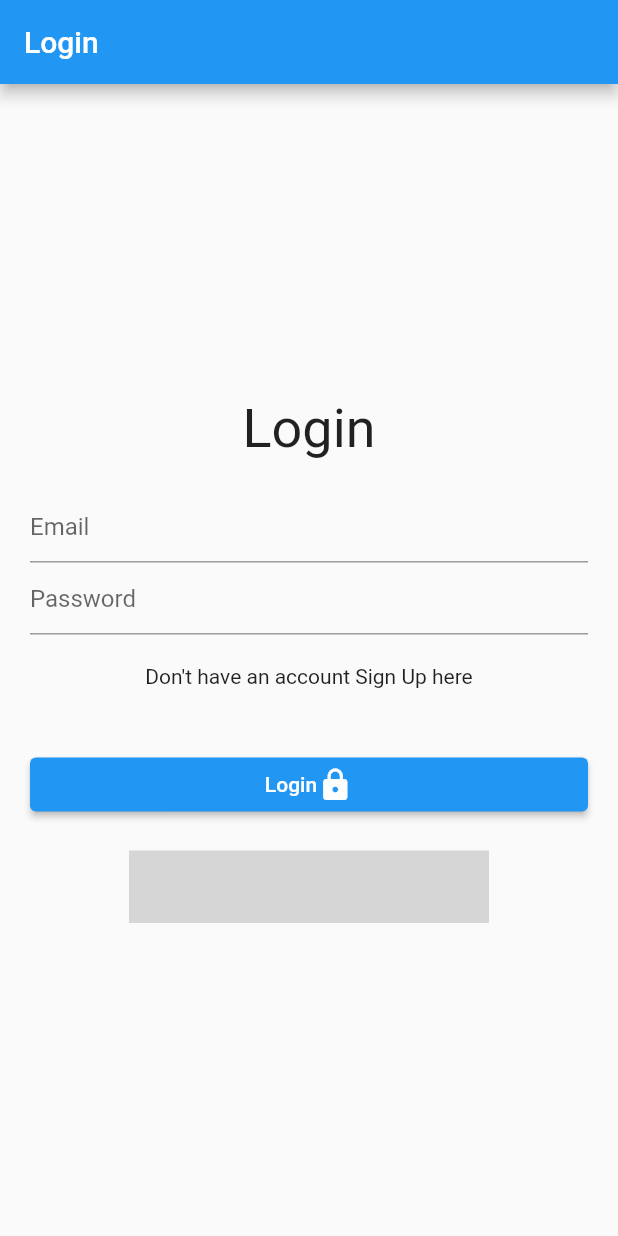
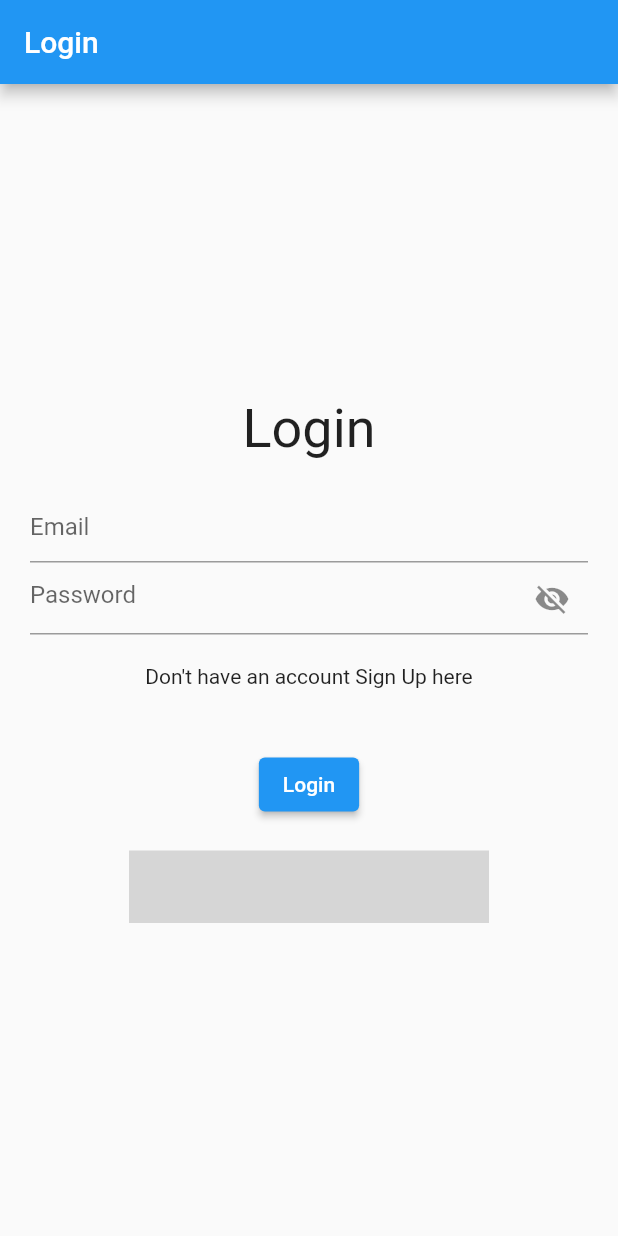
Before and after one commit to yuvraajnarula/socialApp, a Flutter app: the screen it shows after launch, on a phone screen of 412 x 824 dp. Run offline on Flutter 3.47's test engine with Material 2 defaults, Android fonts, the phone set to English and light mode, and no system bars; our stand-ins replace email_validator, firebase_auth, firebase_core; missing offline and left inert: sign_button; accounts and stored records are empty; grey boxes are pictures that could not be loaded.

```diff
--- a/lib/screens/login.dart
+++ b/lib/screens/login.dart
@@ -1,13 +1,19 @@
 import 'package:flutter/material.dart';
 import 'package:sign_button/sign_button.dart';
+import 'package:firebase_auth/firebase_auth.dart';
+import 'package:email_validator/email_validator.dart';
 
 class LoginPage extends StatefulWidget {
-  static String id = "Login";
   @override
   _LoginPageState createState() => _LoginPageState();
 }
 
 class _LoginPageState extends State<LoginPage> {
+  final _auth = FirebaseAuth.instance;
+  String email;
+  String pass;
+  bool passHidden = true;
+  bool loading;
   @override
   Widget build(BuildContext context) {
     return Scaffold(
@@ -33,42 +39,63 @@ class _LoginPageState extends State<LoginPage> {
                   decoration: InputDecoration(
                     hintText: 'Email',
                   ),
+                  onSaved: (val) {
+                    email = val;
+                  },
+                  validator: (val) {
+                    if (val.isEmpty) {
+                      return 'Email cant be empty';
+                    }
+                    if (!EmailValidator.validate(val)) {
+                      return 'Please enter a valid email address';
+                    } else {
+                      return null;
+                    }
+                  },
                   keyboardType: TextInputType.emailAddress,
                 ),
                 TextFormField(
                   decoration: InputDecoration(
                       hintText: 'Password',
-                ),
-                obscureText: true,
+                      suffixIcon: IconButton(
+                          onPressed: () {
+                            setState(() {
+                              passHidden = !passHidden;
+                            });
+                          },
+                          icon: Icon(passHidden
+                              ? Icons.visibility_off
+                              : Icons.visibility))),
+                  onSaved: (val) {
+                    pass = val;
+                  },
+                  validator: (val) {
+                    if (val.isEmpty) {
+                      return 'Password cannot be empty';
+                    }
+                    if (val.length < 6) {
+                      return 'Password cannot be less than 6 characters';
+                    } else {
+                      return null;
+                    }
+                  },
+                  obscureText: passHidden,
                   keyboardType: TextInputType.visiblePassword,
                 ),
                 SizedBox(
                   height: 20.0,
                 ),
+                // TODO: Change this to button
                 Text("Don't have an account Sign Up here"),
                 SizedBox(
                   height: 40.0,
                 ),
                 Column(
                   children: [
-                 ElevatedButton(
-                   onPressed:() {
-
-                 },
-                   child: Row(
-                     mainAxisAlignment: MainAxisAlignment.center,
-                     children: [
-                       Text('Login'),
-                       Icon( Icons.lock),
-
-                     ],
-
-                   )
-                 ),
+                    ElevatedButton(onPressed: () {}, child: Text('Login')),
                     SizedBox(
                       height: 20.0,
                     ),
-
                     SignInButton(
                         buttonType: ButtonType.google,
                         imagePosition: ImagePosition.right,
@@ -87,7 +114,6 @@ class _LoginPageState extends State<LoginPage> {
               ],
             ),
           ),
-      )
-    );
+        ));
   }
 }
--- a/pubspec.yaml
+++ b/pubspec.yaml
@@ -31,6 +31,7 @@ dependencies:
   firebase_core: ^1.1.1
   firebase_auth: ^1.1.4
   sign_button: ^2.0.0
+  email_validator: '^1.0.6'
 dev_dependencies:
   flutter_test:
     sdk: flutter
```
Also changed, not shown: pubspec.lock. Lines whose indentation alone changed are shown as unchanged.
